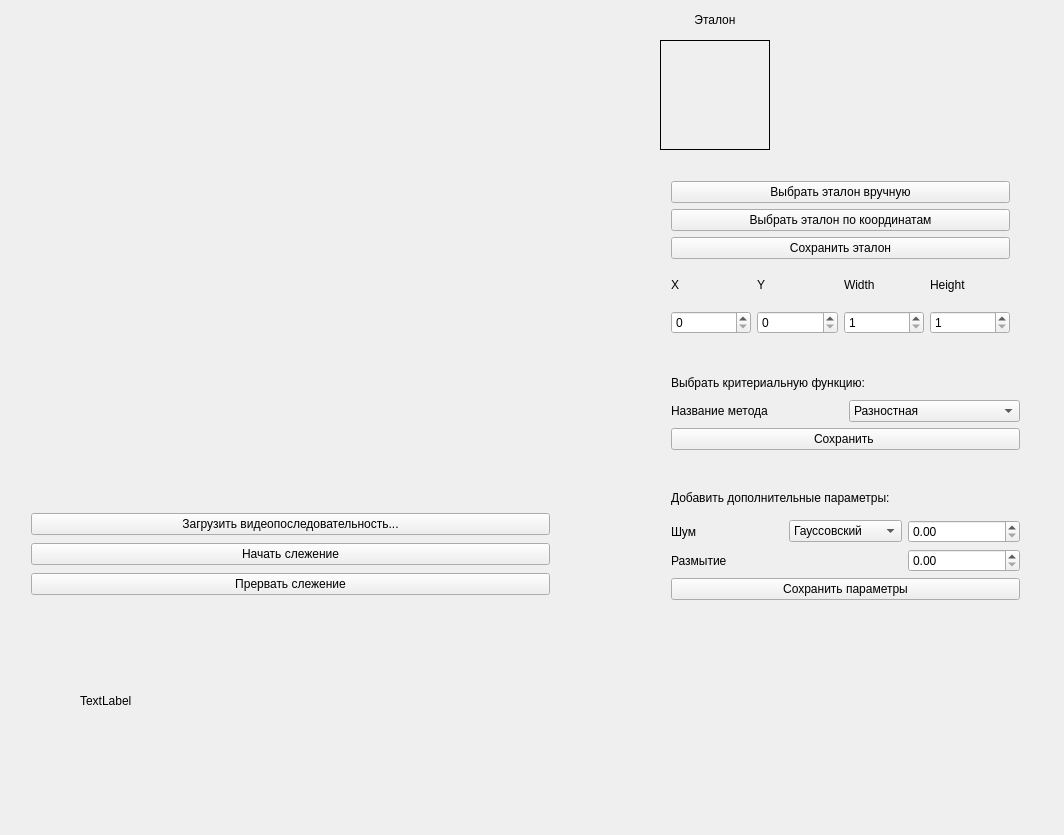
Qt form widget.ui (lizatish/Techical_view) before a commit.
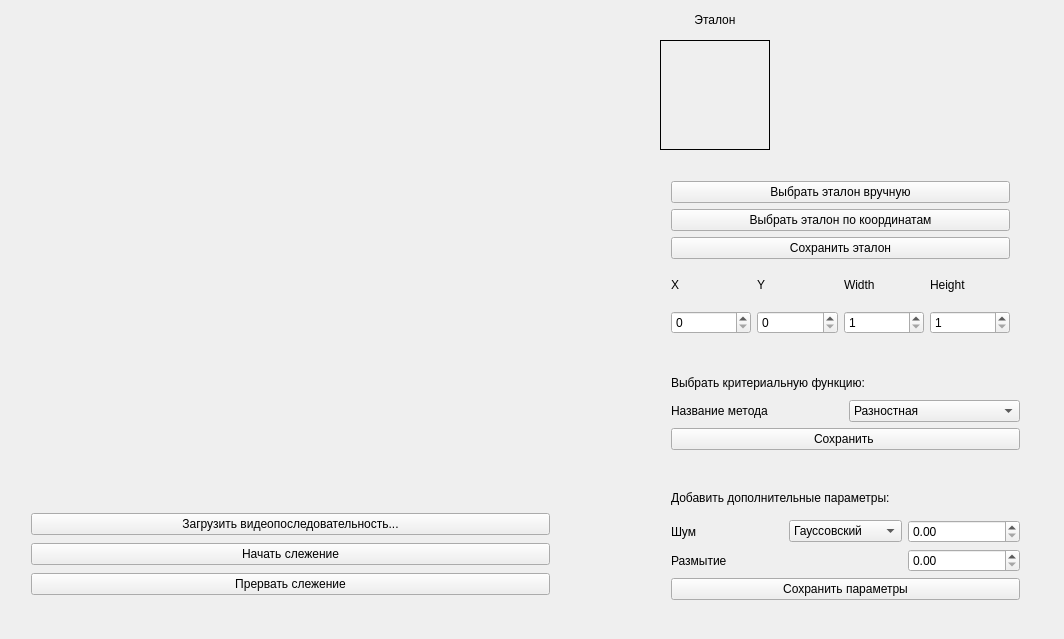
The same form after that commit. Custom widgets are drawn as their Qt base class.

Diff of the .ui file:
```diff
--- a/widget.ui
+++ b/widget.ui
@@ -7,7 +7,7 @@
     <x>0</x>
     <y>0</y>
     <width>1064</width>
-    <height>835</height>
+    <height>639</height>
    </rect>
   </property>
   <property name="mouseTracking">
@@ -371,19 +371,6 @@
     </item>
    </layout>
   </widget>
-  <widget class="QLabel" name="lalala">
-   <property name="geometry">
-    <rect>
-     <x>80</x>
-     <y>630</y>
-     <width>341</width>
-     <height>141</height>
-    </rect>
-   </property>
-   <property name="text">
-    <string>TextLabel</string>
-   </property>
-  </widget>
  </widget>
  <layoutdefault spacing="6" margin="11"/>
  <customwidgets>
```
